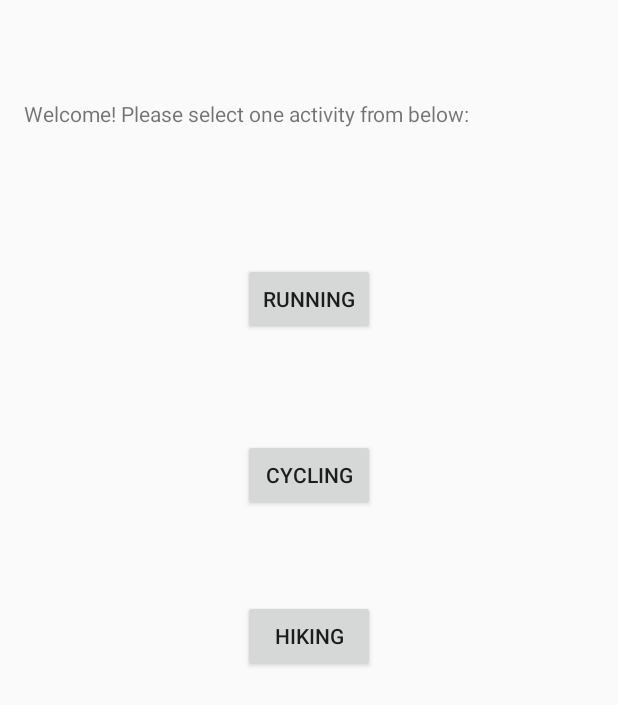
After one commit to Yifei-Li/FitChallenge, an Android app: the layout activity_activity_selection.xml on its own in the app's theme, with its tools: preview values and no code run, on a phone screen of 412 x 824 dp. The commit adds this screen. Shown: the top 705 px of the screen. Run offline under Robolectric (Android 15) with nearby library versions, the phone set to English and light mode, and no system bars.

Commit message:
Activity Selection added

```diff
--- a/app/src/main/AndroidManifest.xml
+++ b/app/src/main/AndroidManifest.xml
@@ -22,6 +22,10 @@
                 <category android:name="android.intent.category.LAUNCHER" />
             </intent-filter>
         </activity>
+        <activity
+            android:name=".ActivitySelection"
+            android:label="@string/title_activity_activity_selection" >
+        </activity>
     </application>
 
 </manifest>
--- /dev/null
+++ b/app/src/main/res/layout/activity_activity_selection.xml
@@ -0,0 +1,42 @@
+<RelativeLayout xmlns:android="http://schemas.android.com/apk/res/android"
+    xmlns:tools="http://schemas.android.com/tools" android:layout_width="match_parent"
+    android:layout_height="match_parent" android:paddingLeft="@dimen/activity_horizontal_margin"
+    android:paddingRight="@dimen/activity_horizontal_margin"
+    android:paddingTop="@dimen/activity_vertical_margin"
+    android:paddingBottom="@dimen/activity_vertical_margin"
+    tools:context="ca.davidvuong.fitchallenge.ActivitySelection">
+
+    <TextView android:text="@string/activity_selection" android:layout_width="wrap_content"
+        android:layout_marginTop="50dp"
+        android:layout_height="wrap_content"
+        android:id="@+id/textView" />
+
+    <Button
+        android:layout_width="wrap_content"
+        android:layout_height="wrap_content"
+        android:text="Running"
+        android:id="@+id/button"
+        android:layout_marginTop="90dp"
+        android:layout_below="@+id/textView"
+        android:onClick="doRun"
+        android:layout_centerHorizontal="true" />
+
+    <Button
+        android:layout_width="wrap_content"
+        android:layout_height="wrap_content"
+        android:text="Cycling"
+        android:id="@+id/button2"
+        android:layout_below="@+id/button"
+        android:layout_alignStart="@+id/button"
+        android:layout_marginTop="69dp" />
+
+    <Button
+        android:layout_width="wrap_content"
+        android:layout_height="wrap_content"
+        android:text="Hiking"
+        android:id="@+id/button3"
+        android:layout_marginTop="59dp"
+        android:layout_below="@+id/button2"
+        android:layout_alignStart="@+id/button2" />
+
+</RelativeLayout>
--- /dev/null
+++ b/app/src/main/res/values-w820dp/dimens.xml
@@ -0,0 +1,6 @@
+<resources>
+    <!-- Example customization of dimensions originally defined in res/values/dimens.xml
+         (such as screen margins) for screens with more than 820dp of available width. This
+         would include 7" and 10" devices in landscape (~960dp and ~1280dp respectively). -->
+    <dimen name="activity_horizontal_margin">64dp</dimen>
+</resources>
--- a/app/src/main/res/values/strings.xml
+++ b/app/src/main/res/values/strings.xml
@@ -1,3 +1,7 @@
 <resources>
     <string name="app_name">FitChallenge</string>
+    <string name="title_activity_activity_selection">ActivitySelection</string>
+
+    <string name="activity_selection">Welcome! Please select one activity from below:</string>
+    <string name="action_settings">Settings</string>
 </resources>
```
Also changed, not shown: app/src/main/res/menu/menu_activity_selection.xml (added, +7 -0 lines).
